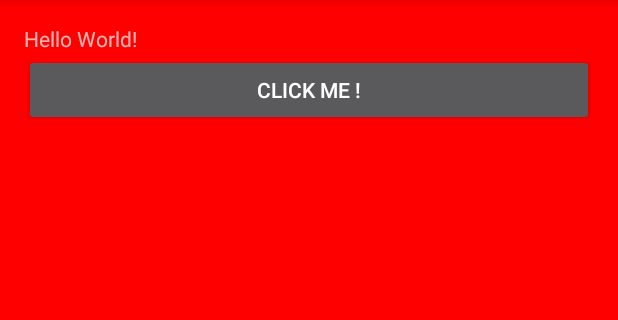
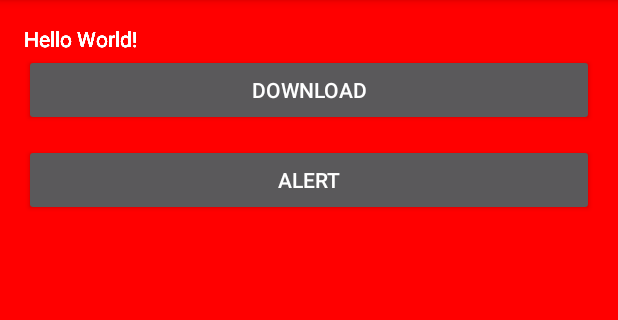
Before and after one commit to mukeshmk/AndroidStudioProjects, an Android app: the screen it shows after launch (MainActivity), in the options menu, after a tap on "red", on a phone screen of 412 x 824 dp, the part 84-404 px from its top. Run offline under Robolectric (Android 15) with nearby library versions, the phone set to English and light mode, and no system bars.

Commit message:
Alert Complete
Alert Complete
Remaining: scroll view, toggle, and 1 more

```diff
--- a/LabEx06/app/src/main/java/com/example/mk/labex06/MainActivity.java
+++ b/LabEx06/app/src/main/java/com/example/mk/labex06/MainActivity.java
@@ -1,6 +1,9 @@
 package com.example.mk.labex06;
 
+import android.app.AlertDialog;
+import android.app.Dialog;
 import android.app.ProgressDialog;
+import android.content.DialogInterface;
 import android.graphics.Color;
 import android.support.v7.app.AppCompatActivity;
 import android.os.Bundle;
@@ -14,7 +17,7 @@ import android.widget.Toast;
 public class MainActivity extends AppCompatActivity implements View.OnClickListener{
 
     private ProgressDialog Progress;
-    Button b1;
+    Button b1, b2;
 
     @Override
     protected void onCreate(Bundle savedInstanceState) {
@@ -23,6 +26,9 @@ public class MainActivity extends AppCompatActivity implements View.OnClickListe
 
         b1 = (Button) findViewById(R.id.progress);
         b1.setOnClickListener(this);
+
+        b2 = (Button) findViewById(R.id.alrt);
+        b2.setOnClickListener(this);
     }
 
     @Override
@@ -52,6 +58,9 @@ public class MainActivity extends AppCompatActivity implements View.OnClickListe
     @Override
     public void onClick(View v) {
 
+        switch (v.getId()) {
+
+            case R.id.progress:
                 Progress = new ProgressDialog(this);
                 Progress.setMessage("Progress Bar");
                 Progress.setProgressStyle(ProgressDialog.STYLE_HORIZONTAL);
@@ -62,9 +71,9 @@ public class MainActivity extends AppCompatActivity implements View.OnClickListe
                 final int TotalProgressTime = 100;
                 final Thread t = new Thread() {
                     public void run() {
-                int jumptime=0;
+                        int jumptime = 0;
 
-                while(jumptime < TotalProgressTime) {
+                        while (jumptime < TotalProgressTime) {
                             try {
                                 sleep(200);
                                 jumptime += 5;
@@ -76,5 +85,25 @@ public class MainActivity extends AppCompatActivity implements View.OnClickListe
                     }
                 };
                 t.start();
+                break;
+            case R.id.alrt:
+                AlertDialog.Builder builder = new AlertDialog.Builder(this);
+                builder.setMessage("Alert Box");
+                builder.setPositiveButton("yes", new DialogInterface.OnClickListener() {
+                    @Override
+                    public void onClick(DialogInterface dialog, int which) {
+                        Toast.makeText(MainActivity.this, "Yes", Toast.LENGTH_SHORT).show();
+                    }
+                });
+                builder.setNegativeButton("no", new DialogInterface.OnClickListener() {
+                    @Override
+                    public void onClick(DialogInterface dialog, int which) {
+                        Toast.makeText(MainActivity.this, "no", Toast.LENGTH_SHORT).show();
+                    }
+                });
+                AlertDialog alertDialog = builder.create();
+                alertDialog.show();
+                break;
         }
     }
+}
--- a/LabEx06/app/src/main/res/layout/activity_main.xml
+++ b/LabEx06/app/src/main/res/layout/activity_main.xml
@@ -1,5 +1,10 @@
 <?xml version="1.0" encoding="utf-8"?>
-<RelativeLayout xmlns:android="http://schemas.android.com/apk/res/android"
+<ScrollView xmlns:android="http://schemas.android.com/apk/res/android"
+    android:layout_width="fill_parent"
+    android:layout_height="fill_parent"
+    android:fillViewport="true">
+
+<RelativeLayout
     xmlns:tools="http://schemas.android.com/tools"
     android:id="@+id/activity_main"
     android:layout_width="match_parent"
@@ -19,6 +24,47 @@
         android:layout_width="match_parent"
         android:layout_height="wrap_content"
         android:layout_marginTop="20dp"
-        android:text="Click Me !"
+        android:text="Download"
         android:id="@+id/progress"/>
+
+    <Button
+        android:layout_width="match_parent"
+        android:layout_height="wrap_content"
+        android:layout_marginTop="80dp"
+        android:text="Alert"
+        android:id="@+id/alrt"/>
+
+        <TextView
+            android:layout_width="wrap_content"
+            android:layout_height="wrap_content"
+            android:text="Hello World!" />
+        <TextView
+            android:layout_width="wrap_content"
+            android:layout_height="wrap_content"
+            android:text="Hello World!" />
+        <TextView
+            android:layout_width="wrap_content"
+            android:layout_height="wrap_content"
+            android:text="Hello World!" />
+        <TextView
+            android:layout_width="wrap_content"
+            android:layout_height="wrap_content"
+            android:text="Hello World!" />
+        <TextView
+            android:layout_width="wrap_content"
+            android:layout_height="wrap_content"
+            android:text="Hello World!" />
+        <TextView
+            android:layout_width="wrap_content"
+            android:layout_height="wrap_content"
+            android:text="Hello World!" />
+        <TextView
+            android:layout_width="wrap_content"
+            android:layout_height="wrap_content"
+            android:text="Hello World!" />
+        <TextView
+            android:layout_width="wrap_content"
+            android:layout_height="wrap_content"
+            android:text="Hello World!" />
 </RelativeLayout>
+</ScrollView>
```
Lines whose indentation alone changed are shown as unchanged.
